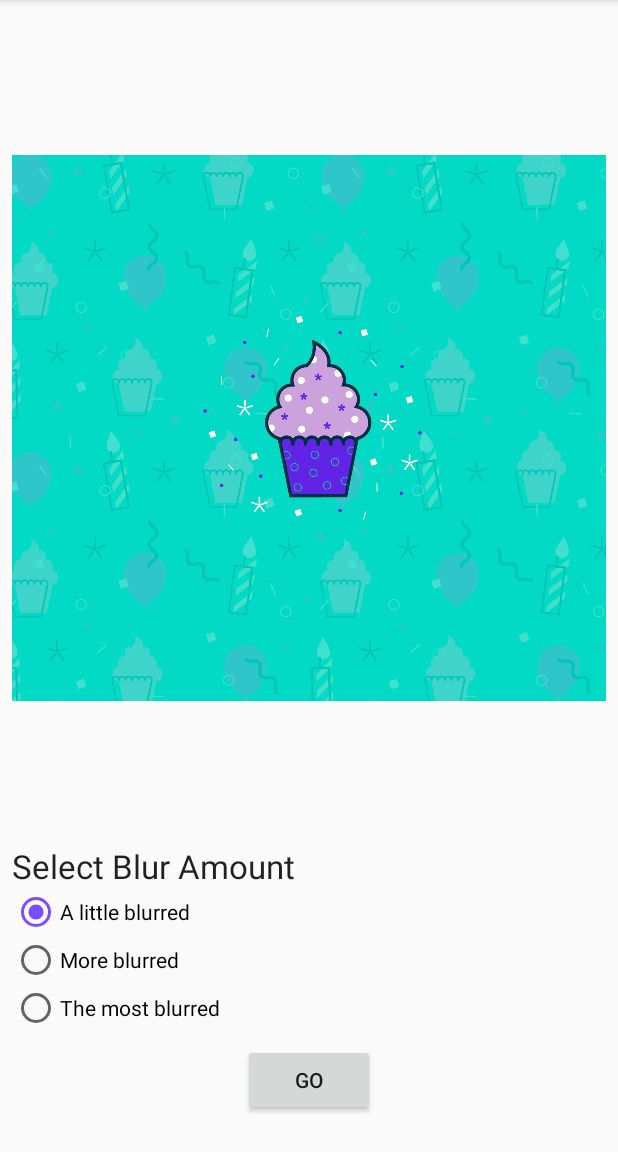
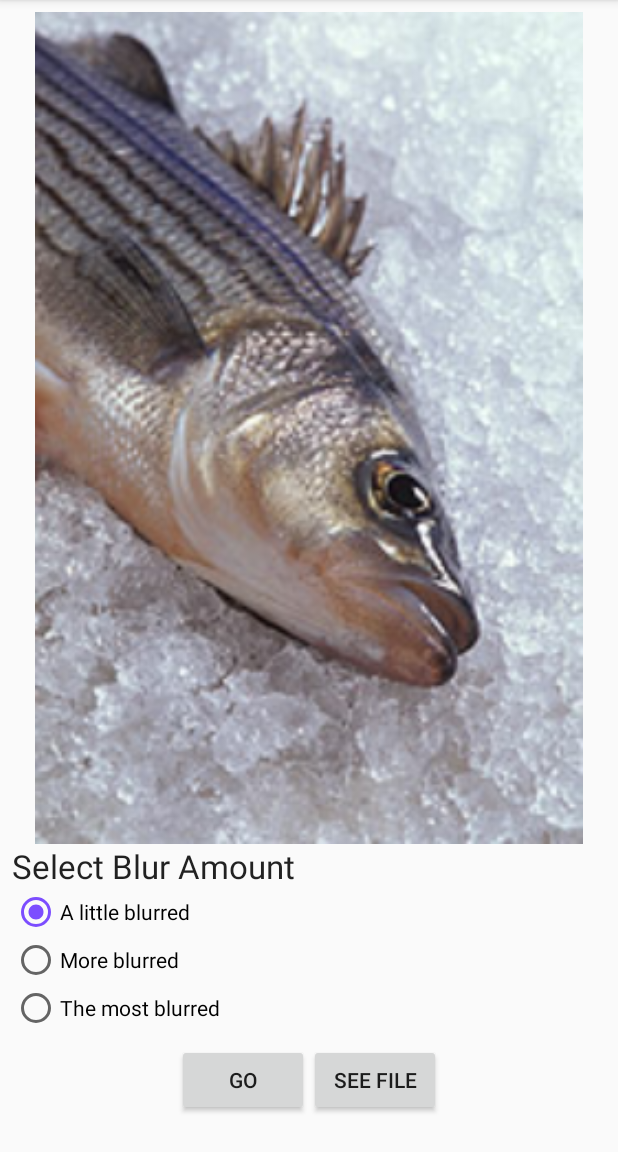
Before and after one commit to dizaval/InformaticaMovil-DianaZaval-Sesion7, an Android app: the screen it shows after launch (BlurActivity), on a phone screen of 412 x 824 dp, the part 84-1236 px from its top. Run offline under Robolectric (Android 15) with nearby library versions, the phone set to English and light mode, and no system bars; 3 statements that could not run were skipped.

Commit message:
Continuación

```diff
--- a/app/src/main/java/com/example/background/workers/BlurWorker.kt
+++ b/app/src/main/java/com/example/background/workers/BlurWorker.kt
@@ -61,6 +61,7 @@ class BlurWorker(ctx: Context, params: WorkerParameters) : Worker(ctx, params) {
         } catch (throwable: Throwable) {
             Log.e(TAG, "Error applying blur")
             throwable.printStackTrace()
+            //Timber.e(throwable)
             Result.failure()
         }
     }
--- a/app/src/main/java/com/example/background/workers/CleanupWorker.kt
+++ b/app/src/main/java/com/example/background/workers/CleanupWorker.kt
@@ -22,7 +22,6 @@ import androidx.work.Worker
 import androidx.work.WorkerParameters
 import com.example.background.OUTPUT_PATH
 import java.io.File
-
 /**
  * Cleans up temporary files generated during blurring process
  */
--- a/app/src/main/res/layout/activity_blur.xml
+++ b/app/src/main/res/layout/activity_blur.xml
@@ -32,7 +32,7 @@
             android:layout_width="match_parent"
             android:layout_height="400dp"
             android:layout_weight="1"
-            android:src="@drawable/android_cupcake"
+            android:src="@drawable/test"
             android:contentDescription="@string/description_image"
             android:scaleType="fitCenter" />
 
@@ -114,7 +114,6 @@
                 android:layout_width="wrap_content"
                 android:layout_height="wrap_content"
                 android:text="@string/see_file"
-                android:visibility="gone"
                 tools:visibility="visible" />
 
         </LinearLayout>
```
Also changed, not shown: app/src/main/java/com/example/background/BlurViewModel.kt (+7 -7 lines).
